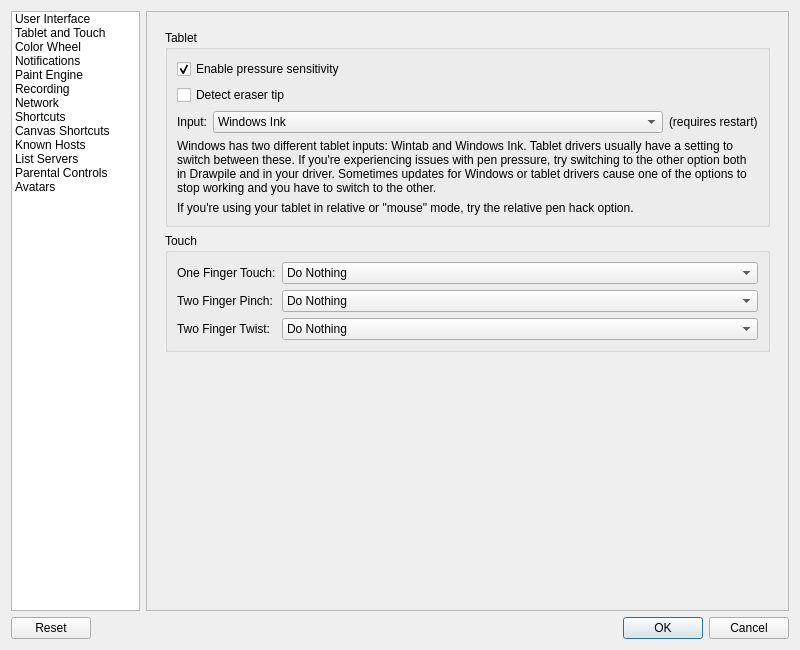
Above: src/desktop/ui/settings.ui from drawpile/Drawpile before the change. Below: the same form after it.
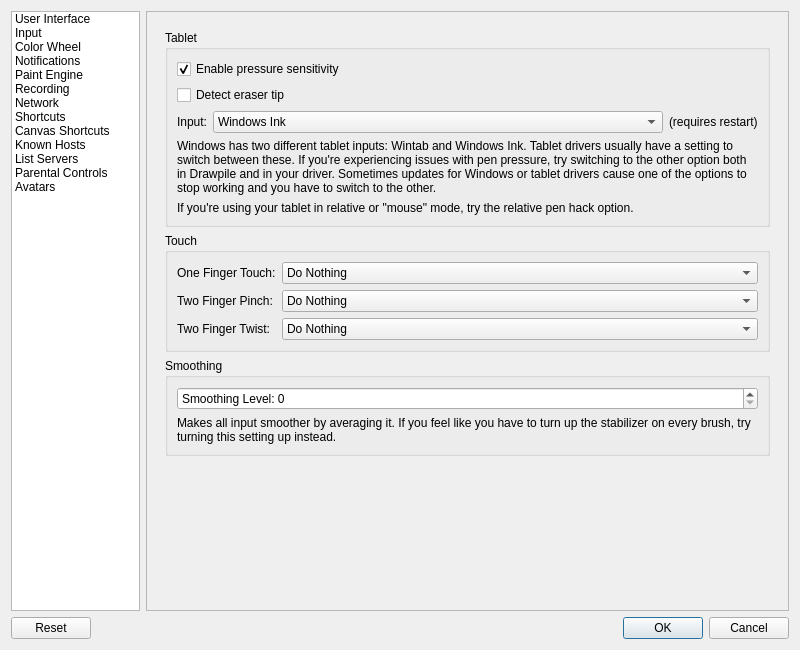
That is the form after the change. The open tabs and pages were chosen to show the change. Icons and pictures are not drawn. Custom widgets are drawn as their Qt base class.

Commit message: Add classic brush stabilizer, remove input presets

Patch:
```diff
--- a/src/desktop/ui/settings.ui
+++ b/src/desktop/ui/settings.ui
@@ -25,7 +25,7 @@
        </item>
        <item>
         <property name="text">
-         <string>Tablet and Touch</string>
+         <string>Input</string>
         </property>
        </item>
        <item>
@@ -554,6 +554,35 @@
               </layout>
              </widget>
             </item>
+            <item>
+             <widget class="QGroupBox" name="smoothingGroup">
+              <property name="title">
+               <string>Smoothing</string>
+              </property>
+              <layout class="QVBoxLayout" name="verticalLayout_17">
+               <item>
+                <widget class="KisSliderSpinBox" name="smoothingSpinner">
+                 <property name="prefix">
+                  <string>Smoothing Level: </string>
+                 </property>
+                 <property name="maximum">
+                  <number>10</number>
+                 </property>
+                </widget>
+               </item>
+               <item>
+                <widget class="QLabel" name="smoothingDescription">
+                 <property name="text">
+                  <string>Makes all input smoother by averaging it. If you feel like you have to turn up the stabilizer on every brush, try turning this setting up instead.</string>
+                 </property>
+                 <property name="wordWrap">
+                  <bool>true</bool>
+                 </property>
+                </widget>
+               </item>
+              </layout>
+             </widget>
+            </item>
             <item>
              <spacer name="tabletAndTouchSpacer">
               <property name="orientation">
```
The commit also changes 28 other files.
